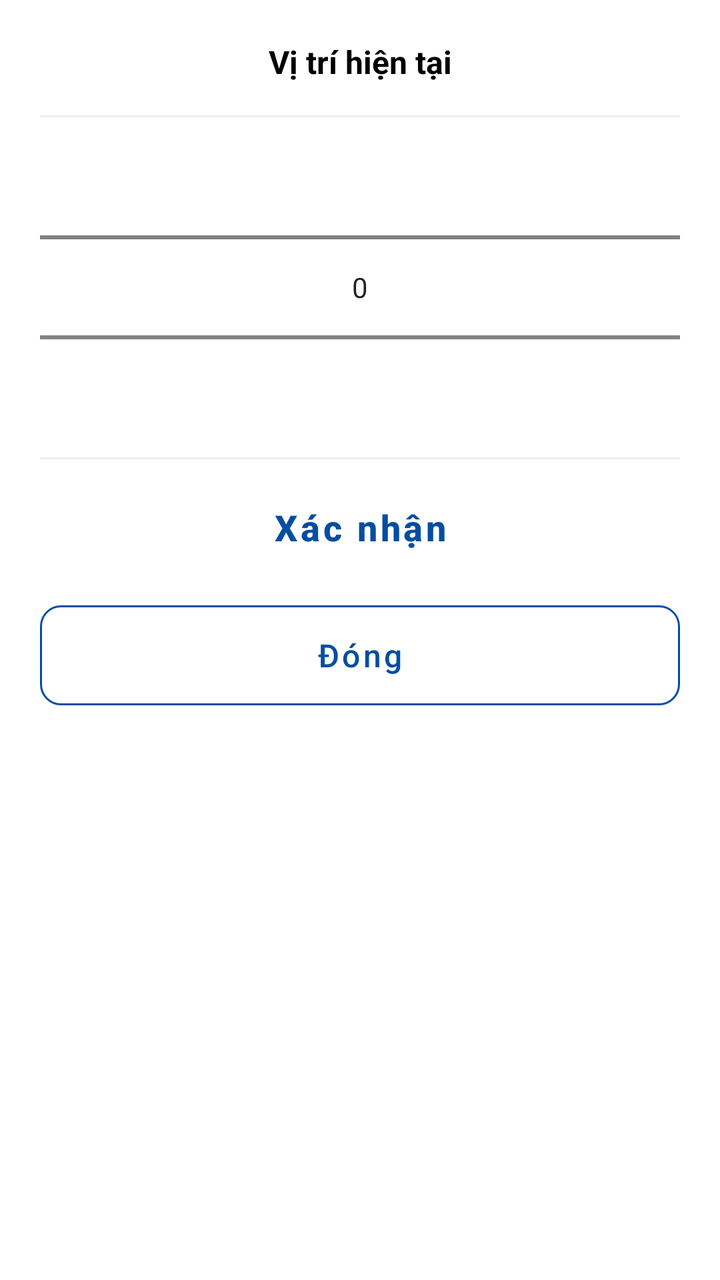
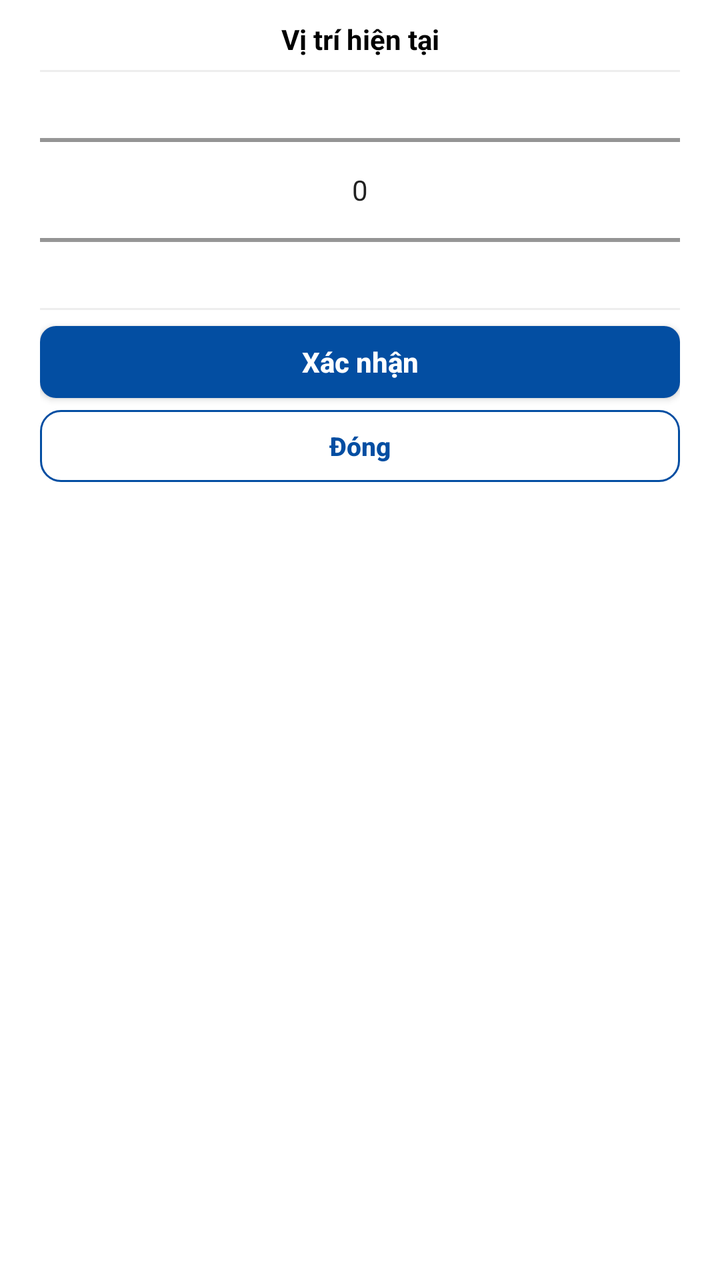

Two renders of the same Android screen: before a commit and after it. Below are the layout's source before the change and the commit's diff.
<!-- AndroidManifest.xml: application theme Theme.RapApp -->
<!-- res/layout/dialog_location_picker.xml -->
<?xml version="1.0" encoding="utf-8"?>
<LinearLayout xmlns:android="http://schemas.android.com/apk/res/android"
    android:layout_width="match_parent"
    android:layout_height="wrap_content"
    android:orientation="vertical"
    android:background="@drawable/bg_bottom_sheet"
    android:padding="20dp">

    <TextView
        android:id="@+id/tvTitle"
        android:layout_width="match_parent"
        android:layout_height="wrap_content"
        android:gravity="center"
        android:text="Vị trí hiện tại"
        android:textColor="@color/black"
        android:textSize="16sp"
        android:textStyle="bold"
        android:paddingBottom="16dp"/>

    <View
        android:layout_width="match_parent"
        android:layout_height="1dp"
        android:background="#EEEEEE"/>

    <NumberPicker
        android:id="@+id/locationPicker"
        android:layout_width="match_parent"
        android:layout_height="150dp"
        android:layout_gravity="center"
        android:layout_marginVertical="10dp"/>

    <View
        android:layout_width="match_parent"
        android:layout_height="1dp"
        android:background="#EEEEEE"/>

    <Button
        android:id="@+id/btnConfirm"
        android:layout_width="match_parent"
        android:layout_height="wrap_content"
        android:text="Xác nhận"
        android:textColor="#034EA2"
        android:background="@android:color/transparent"
        android:textAllCaps="false"
        android:textSize="18sp"
        android:textStyle="bold"
        android:layout_marginTop="10dp"/>

    <Button
        android:id="@+id/btnClose"
        android:layout_width="match_parent"
        android:layout_height="50dp"
        android:text="Đóng"
        android:textColor="#034EA2"
        android:background="@drawable/bg_btn_outline_blue"
        android:textAllCaps="false"
        android:textSize="16sp"
        android:layout_marginTop="15dp"/>

</LinearLayout>
<!-- resources referenced by this layout -->
<resources>
  <color name="black">#FF000000</color>
  <!-- drawable bg_bottom_sheet (drawable) -->
  <?xml version="1.0" encoding="utf-8"?>
  <shape xmlns:android="http://schemas.android.com/apk/res/android">
      <solid android:color="@color/white"/>
      <corners
          android:topLeftRadius="20dp"
          android:topRightRadius="20dp"
          android:bottomLeftRadius="20dp"
          android:bottomRightRadius="20dp"/>
  </shape>
  <!-- drawable bg_btn_outline_blue (drawable) -->
  <?xml version="1.0" encoding="utf-8"?>
  <shape xmlns:android="http://schemas.android.com/apk/res/android">
      <stroke android:width="1dp" android:color="@color/galaxy_blue"/>
      <corners android:radius="10dp"/>
      <solid android:color="@android:color/transparent"/>
  </shape>
  <style name="Theme.RapApp" parent="Theme.MaterialComponents.Light.NoActionBar">
          
          <item name="colorPrimary">@color/galaxy_blue</item>
          <item name="colorPrimaryVariant">#023d82</item>
          <item name="colorOnPrimary">@color/white</item>
          
          <item name="colorSecondary">@color/orange_primary</item>
          <item name="colorSecondaryVariant">#d46e1b</item>
          <item name="colorOnSecondary">@color/black</item>
          
          <item name="android:statusBarColor">@color/white</item>
          <item name="android:windowLightStatusBar">true</item>
          
      </style>
  <color name="white">#FFFFFFFF</color>
  <color name="galaxy_blue">#034EA2</color>
  <color name="orange_primary">#F58020</color>
</resources>

<!-- the commit's change to res/layout/dialog_location_picker.xml (unified diff, before → after) -->
@@ -4,7 +4,9 @@
     android:layout_height="wrap_content"
     android:orientation="vertical"
     android:background="@drawable/bg_bottom_sheet"
-    android:padding="20dp">
+    android:paddingHorizontal="20dp"
+    android:paddingTop="10dp"
+    android:paddingBottom="12dp">
 
     <TextView
         android:id="@+id/tvTitle"
@@ -13,9 +15,9 @@
         android:gravity="center"
         android:text="Vị trí hiện tại"
         android:textColor="@color/black"
-        android:textSize="16sp"
+        android:textSize="14sp"
         android:textStyle="bold"
-        android:paddingBottom="16dp"/>
+        android:paddingBottom="6dp"/>
 
     <View
         android:layout_width="match_parent"
@@ -25,36 +27,39 @@
     <NumberPicker
         android:id="@+id/locationPicker"
         android:layout_width="match_parent"
-        android:layout_height="150dp"
+        android:layout_height="110dp"
         android:layout_gravity="center"
-        android:layout_marginVertical="10dp"/>
+        android:layout_marginVertical="4dp"/>
 
     <View
         android:layout_width="match_parent"
         android:layout_height="1dp"
         android:background="#EEEEEE"/>
 
-    <Button
+    
+    <androidx.appcompat.widget.AppCompatButton
         android:id="@+id/btnConfirm"
         android:layout_width="match_parent"
-        android:layout_height="wrap_content"
+        android:layout_height="36dp"
+        android:layout_marginTop="8dp"
+        android:background="@drawable/bg_btn_blue"
         android:text="Xác nhận"
-        android:textColor="#034EA2"
-        android:background="@android:color/transparent"
         android:textAllCaps="false"
-        android:textSize="18sp"
-        android:textStyle="bold"
-        android:layout_marginTop="10dp"/>
+        android:textColor="@color/white"
+        android:textSize="14sp"
+        android:textStyle="bold" />
 
-    <Button
+    
+    <androidx.appcompat.widget.AppCompatButton
         android:id="@+id/btnClose"
         android:layout_width="match_parent"
-        android:layout_height="50dp"
+        android:layout_height="36dp"
+        android:layout_marginTop="6dp"
+        android:background="@drawable/bg_btn_outline_blue"
         android:text="Đóng"
+        android:textAllCaps="false"
         android:textColor="#034EA2"
-        android:background="@drawable/bg_btn_outline_blue"
-        android:textAllCaps="false"
-        android:textSize="16sp"
-        android:layout_marginTop="15dp"/>
+        android:textSize="13sp"
+        android:textStyle="bold" />
 
 </LinearLayout>
<!-- resource entries referenced after the edit -->
@@ -10,6 +10,12 @@
           android:topRightRadius="20dp"
           android:bottomLeftRadius="20dp"
           android:bottomRightRadius="20dp"/>
+  </shape>
+  <!-- drawable bg_btn_blue (drawable) -->
+  <?xml version="1.0" encoding="utf-8"?>
+  <shape xmlns:android="http://schemas.android.com/apk/res/android">
+      <solid android:color="#034EA2" /> 
+      <corners android:radius="8dp" />
   </shape>
   <!-- drawable bg_btn_outline_blue (drawable) -->
   <?xml version="1.0" encoding="utf-8"?>
